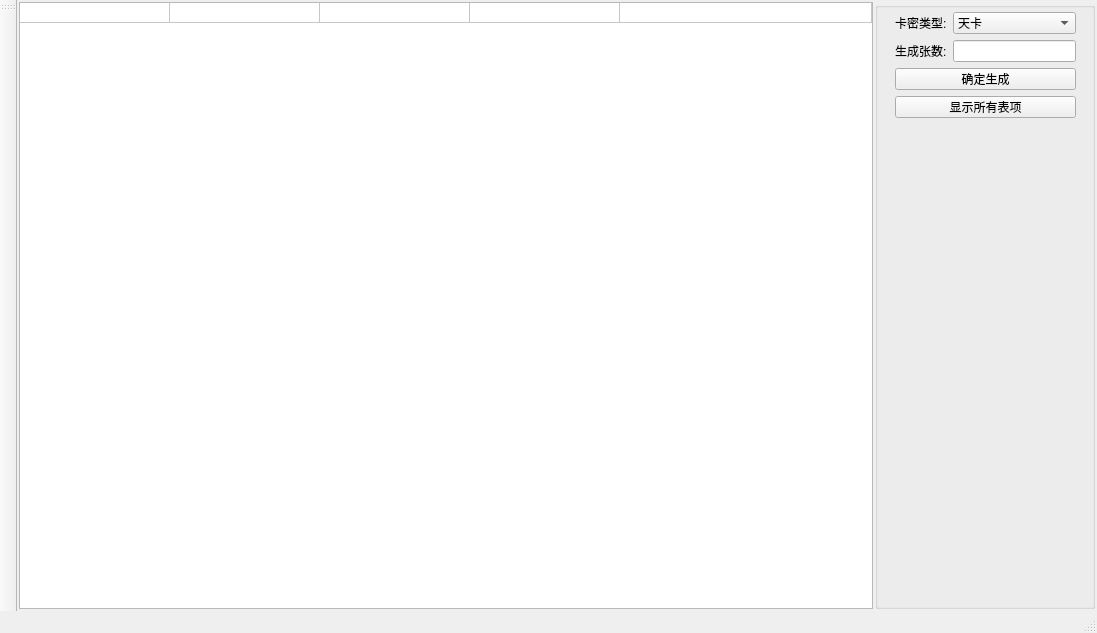
Old version of the form ui/wnd_server.ui in the repository decenfrontier/PyNetAuth.
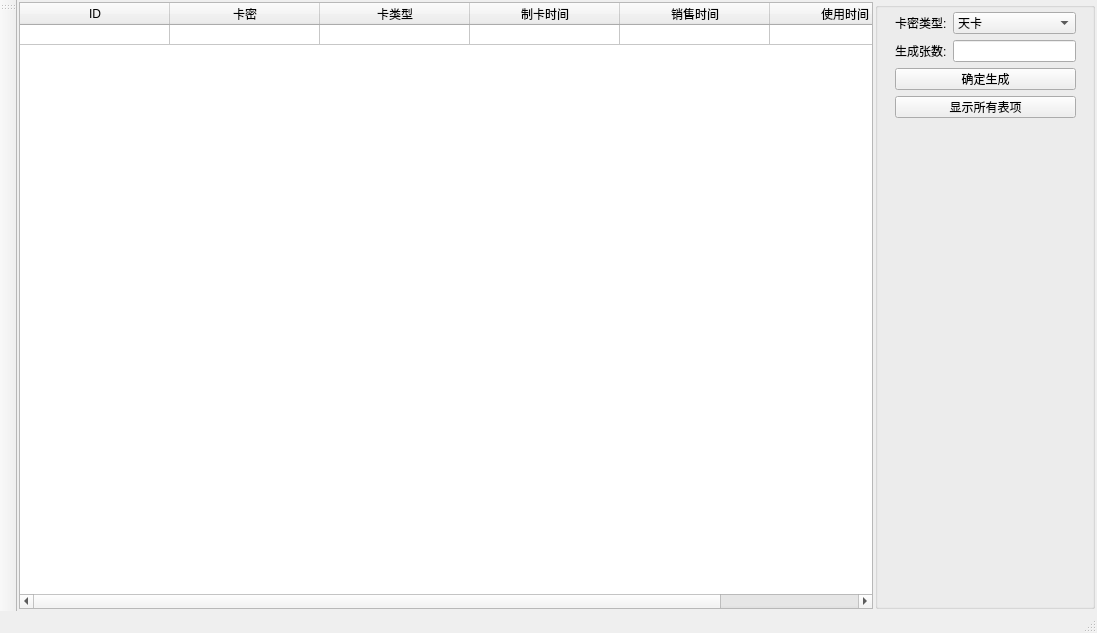
New version of the form. The open tabs and pages were chosen to show the change.

```diff
--- a/ui/wnd_server.ui
+++ b/ui/wnd_server.ui
@@ -734,7 +734,7 @@
              <number>1</number>
             </property>
             <attribute name="horizontalHeaderVisible">
-             <bool>false</bool>
+             <bool>true</bool>
             </attribute>
             <attribute name="horizontalHeaderDefaultSectionSize">
              <number>150</number>
@@ -776,6 +776,11 @@
               <string>制卡时间</string>
              </property>
             </column>
+            <column>
+             <property name="text">
+              <string>销售时间</string>
+             </property>
+            </column>
             <column>
              <property name="text">
               <string>使用时间</string>
```
Left out of the diff: 4 changed lines with no effect on the pictures.
